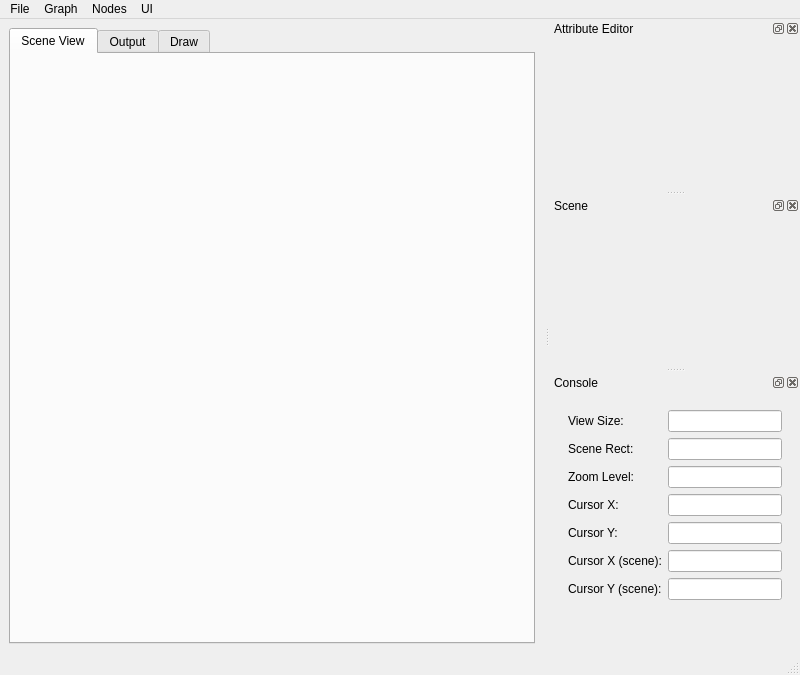
Before: the Qt Designer form ui/SceneGraph.ui in mfessenden/SceneGraph, drawn with Qt 5.
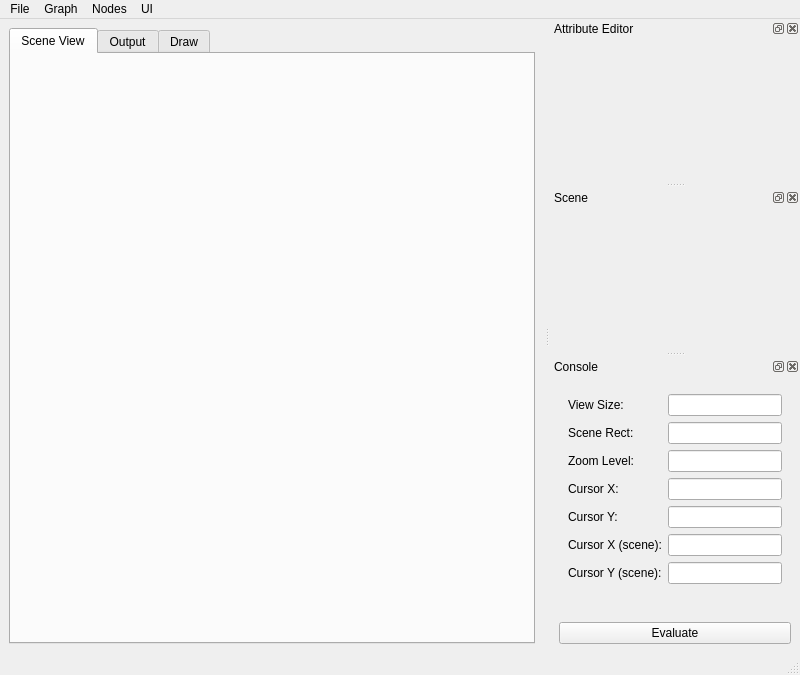
After: the same form once the commit is applied. Icons and pictures are not drawn.

```diff
--- a/ui/SceneGraph.ui
+++ b/ui/SceneGraph.ui
@@ -261,7 +261,7 @@
    <property name="minimumSize">
     <size>
      <width>250</width>
-     <height>150</height>
+     <height>151</height>
     </size>
    </property>
    <property name="windowTitle">
@@ -285,8 +285,8 @@
          <rect>
           <x>0</x>
           <y>0</y>
-          <width>256</width>
-          <height>272</height>
+          <width>243</width>
+          <height>271</height>
          </rect>
         </property>
         <layout class="QFormLayout" name="consoleScrollAreaLayout">
@@ -367,6 +367,13 @@
        </widget>
       </widget>
      </item>
+     <item>
+      <widget class="QPushButton" name="evaluate_button">
+       <property name="text">
+        <string>Evaluate</string>
+       </property>
+      </widget>
+     </item>
     </layout>
    </widget>
   </widget>
```
